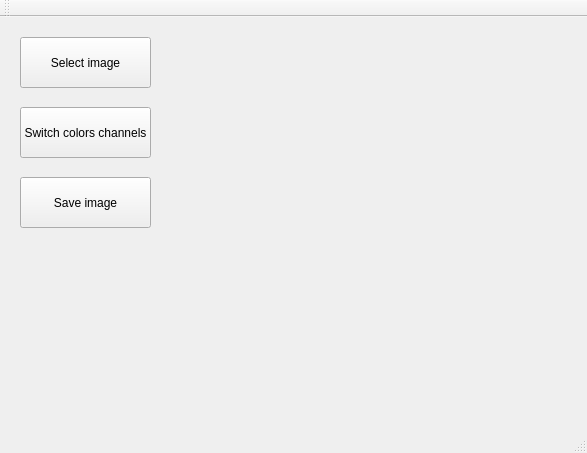
Qt form SwitchColors/mainwindow.ui (BuicuFlorian/computer-vision-projects) before a commit.
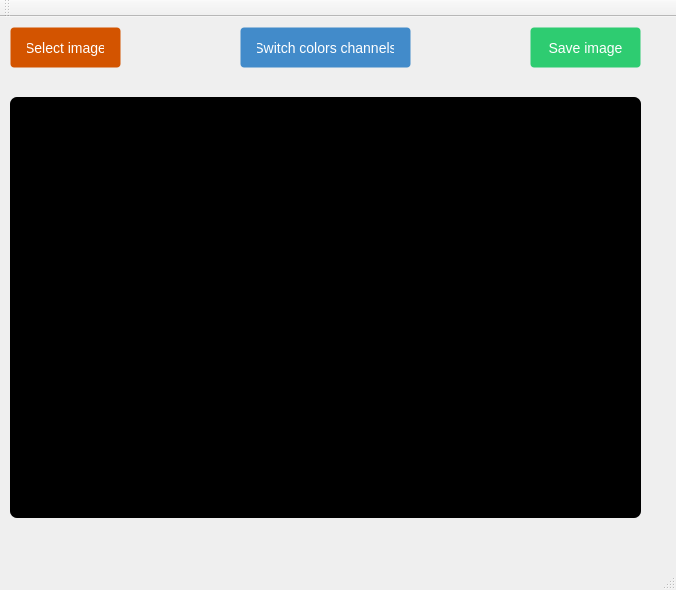
The same form after that commit.

Commit message: Add styles for buttons and change label size.

What changed in the file:
```diff
--- a/SwitchColors/mainwindow.ui
+++ b/SwitchColors/mainwindow.ui
@@ -6,8 +6,8 @@
    <rect>
     <x>0</x>
     <y>0</y>
-    <width>587</width>
-    <height>453</height>
+    <width>676</width>
+    <height>590</height>
    </rect>
   </property>
   <property name="windowTitle">
@@ -17,12 +17,24 @@
    <widget class="QPushButton" name="selectImageBtn">
     <property name="geometry">
      <rect>
-      <x>20</x>
-      <y>20</y>
-      <width>131</width>
-      <height>51</height>
+      <x>10</x>
+      <y>10</y>
+      <width>111</width>
+      <height>41</height>
      </rect>
     </property>
+    <property name="styleSheet">
+     <string notr="true">color: #fff;
+background-color: #d35400;
+border-color: #357ebd;
+font-size: 14px;
+font-weight: normal;
+border-radius: 4px;
+text-align: center;
+vertical-align: middle;
+border: 1px solid transparent;
+padding: 10px 16px;</string>
+    </property>
     <property name="text">
      <string>Select image</string>
     </property>
@@ -30,12 +42,16 @@
    <widget class="QLabel" name="label">
     <property name="geometry">
      <rect>
-      <x>200</x>
-      <y>40</y>
-      <width>341</width>
-      <height>341</height>
+      <x>10</x>
+      <y>80</y>
+      <width>631</width>
+      <height>421</height>
      </rect>
     </property>
+    <property name="styleSheet">
+     <string notr="true">background-color: black;
+border-radius: 7px;</string>
+    </property>
     <property name="text">
      <string/>
     </property>
@@ -43,12 +59,24 @@
    <widget class="QPushButton" name="switchChannelsBtn">
     <property name="geometry">
      <rect>
-      <x>20</x>
-      <y>90</y>
-      <width>131</width>
-      <height>51</height>
+      <x>240</x>
+      <y>10</y>
+      <width>171</width>
+      <height>41</height>
      </rect>
     </property>
+    <property name="styleSheet">
+     <string notr="true">color: #fff;
+background-color: #428bca;
+border-color: #357ebd;
+font-size: 14px;
+font-weight: normal;
+border-radius: 4px;
+text-align: center;
+vertical-align: middle;
+border: 1px solid transparent;
+padding: 10px 16px;</string>
+    </property>
     <property name="text">
      <string>Switch colors channels</string>
     </property>
@@ -56,12 +84,24 @@
    <widget class="QPushButton" name="saveImageBtn">
     <property name="geometry">
      <rect>
-      <x>20</x>
-      <y>160</y>
-      <width>131</width>
-      <height>51</height>
+      <x>530</x>
+      <y>10</y>
+      <width>111</width>
+      <height>41</height>
      </rect>
     </property>
+    <property name="styleSheet">
+     <string notr="true">color: #fff;
+background-color: #2ecc71;
+border-color: #357ebd;
+font-size: 14px;
+font-weight: normal;
+border-radius: 4px;
+text-align: center;
+vertical-align: middle;
+border: 1px solid transparent;
+padding: 10px 16px;</string>
+    </property>
     <property name="text">
      <string>Save image</string>
     </property>
```
Left out of the diff: 2 changed lines with no effect on the pictures.
